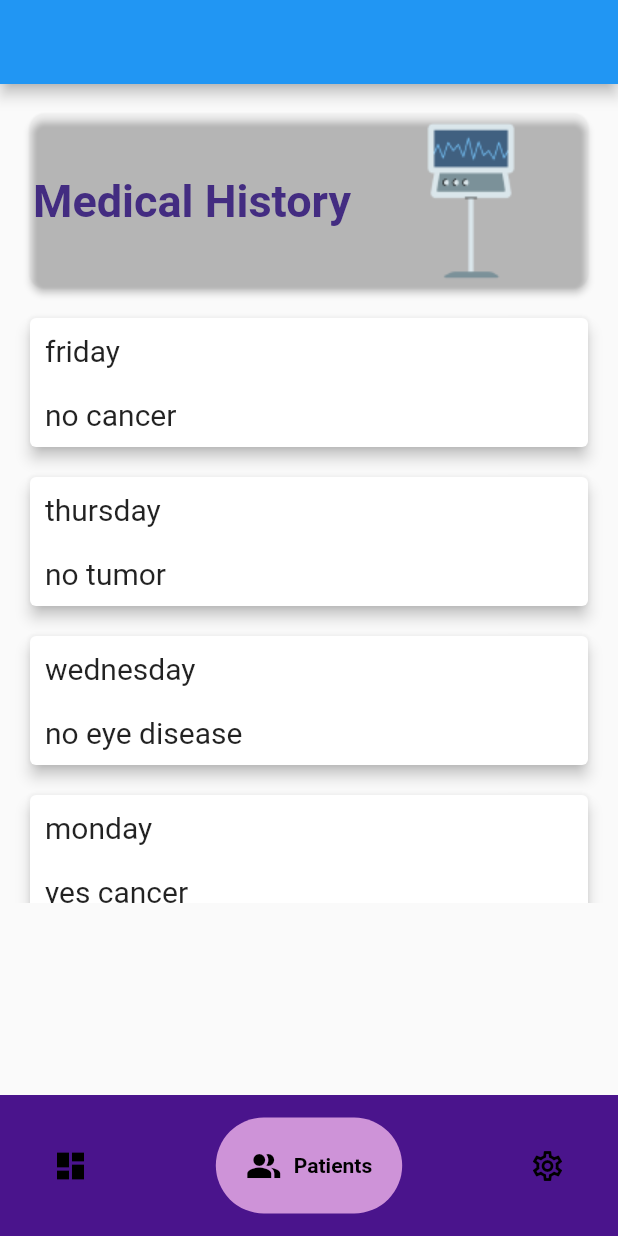
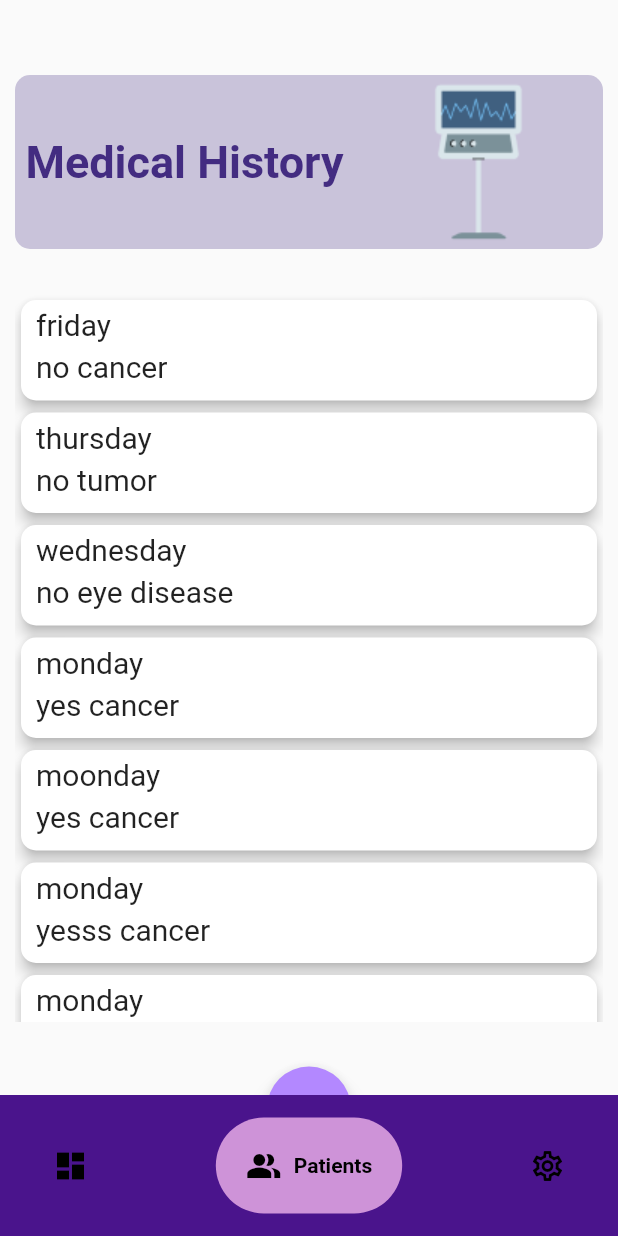
Before and after one commit to nishantnz/Byteverse_Coding_Dalals, a Flutter app: the screen it shows after launch, on a phone screen of 412 x 824 dp. Run offline on Flutter 3.47's test engine with Material 2 defaults, Android fonts, the phone set to English and light mode, and no system bars; drawn by our look-alikes of google_nav_bar; our stand-ins replace smooth_page_indicator.

Commit message:
almost done patient history screen, added color, + button

```diff
--- a/lib/Screens/Patients/patients_history.dart
+++ b/lib/Screens/Patients/patients_history.dart
@@ -21,23 +21,43 @@ class PatientsHistory extends StatelessWidget {
       'day': "monday",
       'report': "yes cancer",
     },
+    {
+      'day': "moonday",
+      'report': "yes cancer",
+    },
+    {
+      'day': "monday",
+      'report': "yesss cancer",
+    },
+    {
+      'day': "monday",
+      'report': "yesss cancer",
+    },
+    {
+      'day': "monday",
+      'report': "yesss cancer",
+    },
+    {
+      'day': "monday",
+      'report': "yesss cancer",
+    },
   ];
 
   @override
   Widget build(BuildContext context) {
     return Scaffold(
-      appBar: AppBar(),
       body: Container(
-        margin: EdgeInsets.all(10),
         child: Column(
           crossAxisAlignment: CrossAxisAlignment.start,
+          mainAxisSize: MainAxisSize.max,
+          mainAxisAlignment: MainAxisAlignment.start,
           children: [
-            Card(
-              elevation: 2,
-              margin: EdgeInsets.all(10),
-              color: Color(0x00432C81),
-              shape: RoundedRectangleBorder(
+            Container(
+              // margin: EdgeInsets.all(10),
+              margin: EdgeInsets.only(top: 50, right: 10, left: 10),
+              decoration: BoxDecoration(
                 borderRadius: BorderRadius.circular(10),
+                color: Color(0x44432C81),
               ),
               child: Row(
                 mainAxisAlignment: MainAxisAlignment.spaceAround,
@@ -54,10 +74,13 @@ class PatientsHistory extends StatelessWidget {
               ),
             ),
             Container(
-              decoration: BoxDecoration(
-                color: Color(0x00432C81),
+              margin: EdgeInsets.symmetric(
+                vertical: 30,
+                horizontal: 10,
               ),
-              height: 400,
+              height: dummyData.length * 75 + 5.0 > 450
+                  ? 6.4 * 75 + 5.0
+                  : dummyData.length * 75 + 5.0,
               child: ListView.builder(
                 itemBuilder: (context, index) => MedicalHistoryItem(
                   dummyData[index]["day"],
@@ -65,7 +88,14 @@ class PatientsHistory extends StatelessWidget {
                 ),
                 itemCount: dummyData.length,
               ),
-            )
+            ),
+            Center(
+              child: FloatingActionButton(
+                backgroundColor: Colors.deepPurpleAccent[100],
+                onPressed: null,
+                child: Icon(Icons.add),
+              ),
+            ),
           ],
         ),
       ),
--- a/lib/Screens/Patients/widgets/medical_history_item.dart
+++ b/lib/Screens/Patients/widgets/medical_history_item.dart
@@ -10,28 +10,32 @@ class MedicalHistoryItem extends StatelessWidget {
 
   @override
   Widget build(BuildContext context) {
-    return GestureDetector(
+    return Container(
+      height: 75,
+      child: GestureDetector(
         onTap: () {
           Navigator.of(context).pushNamed(MyRoutes.patientDetailedReportScreen);
         },
         child: Card(
           elevation: 4,
-        margin: EdgeInsets.all(10),
+          shape: RoundedRectangleBorder(
+            borderRadius: BorderRadius.circular(10),
+          ),
           child: SizedBox(
             width: double.infinity,
             child: Column(
-            mainAxisSize: MainAxisSize.max,
+              mainAxisSize: MainAxisSize.min,
               crossAxisAlignment: CrossAxisAlignment.start,
               children: [
                 Container(
-                margin: EdgeInsets.all(10),
+                  margin: EdgeInsets.only(top: 5, bottom: 2.5, left: 10),
                   child: Text(
                     day,
                     style: TextStyle(fontSize: 20),
                   ),
                 ),
                 Container(
-                margin: EdgeInsets.all(10),
+                  margin: EdgeInsets.only(top: 2.5, bottom: 5, left: 10),
                   child: Text(
                     report,
                     style: TextStyle(fontSize: 20),
@@ -41,6 +45,7 @@ class MedicalHistoryItem extends StatelessWidget {
             ),
           ),
         ),
+      ),
     );
   }
 }
```
Lines whose indentation alone changed are shown as unchanged.
